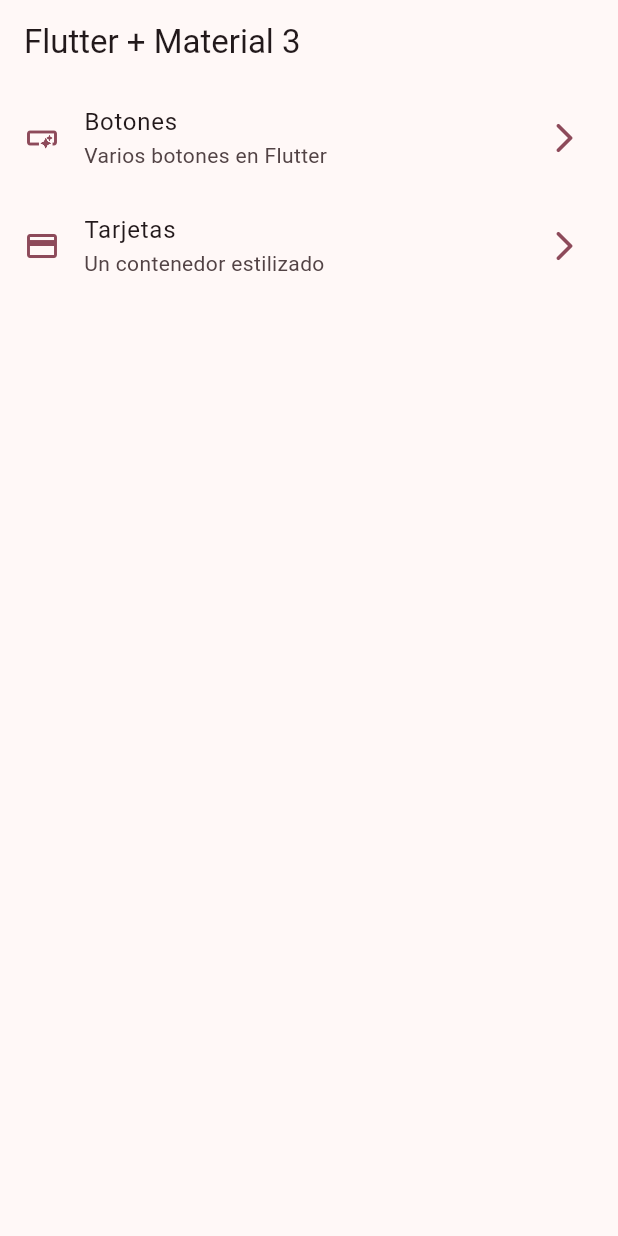
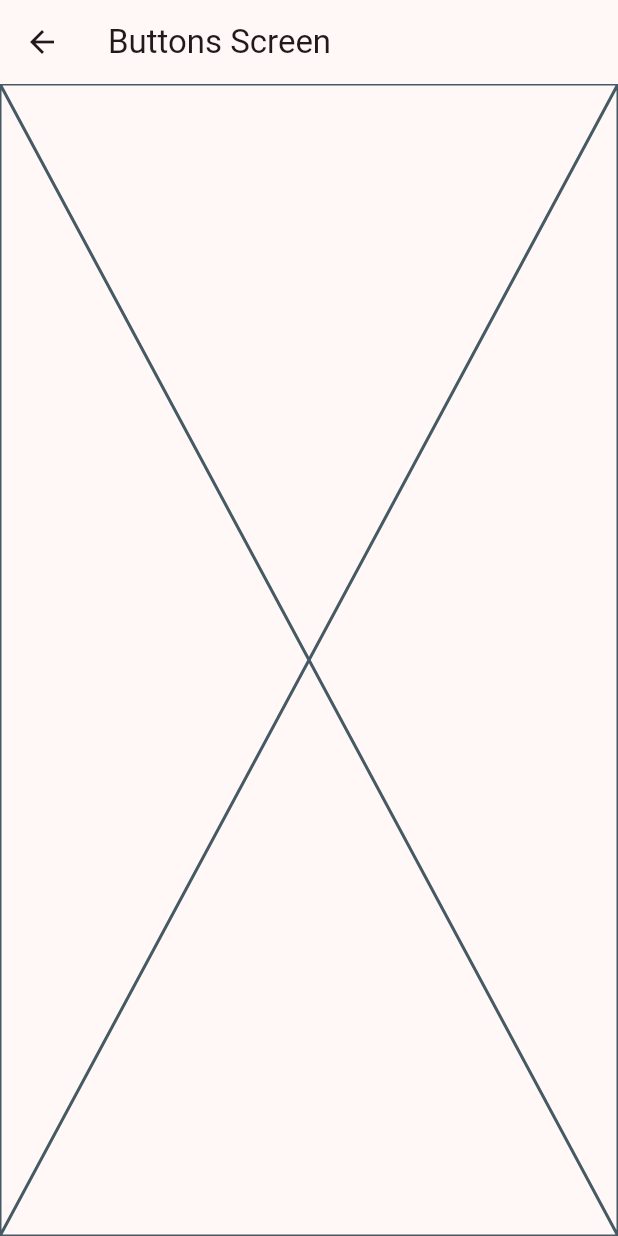
Before and after one commit to developer-omar/widgets_app, a Flutter app: the screen it shows after launch, after a tap on "Botones", on a phone screen of 412 x 824 dp. Run offline on Flutter 3.47's test engine with Material 3 defaults, Android fonts, the phone set to English and light mode, and no system bars.

```diff
--- a/lib/main.dart
+++ b/lib/main.dart
@@ -1,5 +1,7 @@
 import 'package:flutter/material.dart';
 import 'package:widgets_app/config/theme/app_theme.dart';
+import 'package:widgets_app/presentation/screens/buttons/buttons_screen.dart';
+import 'package:widgets_app/presentation/screens/cards/cards_screen.dart';
 import 'package:widgets_app/presentation/screens/home/home_screen.dart';
 
 void main() {
@@ -15,7 +17,10 @@ class MainApp extends StatelessWidget {
       debugShowCheckedModeBanner: false,
       theme: AppTheme(selectedColor: 8).getTheme(),
       home: const HomeScreen(),
-
+      routes: {
+        '/buttons': (context) => const ButtonsScreen(),
+        '/cards': (context) => const CardsScreen(),
+      },
     );
   }
 }
--- /dev/null
+++ b/lib/presentation/screens/buttons/buttons_screen.dart
@@ -0,0 +1,15 @@
+import 'package:flutter/material.dart';
+
+class ButtonsScreen extends StatelessWidget {
+  const ButtonsScreen({super.key});
+
+  @override
+  Widget build(BuildContext context) {
+    return Scaffold(
+      appBar: AppBar(
+        title: const Text('Buttons Screen'),
+      ),
+      body: const Placeholder(),
+    );
+  }
+}
--- a/lib/presentation/screens/home/home_screen.dart
+++ b/lib/presentation/screens/home/home_screen.dart
@@ -1,5 +1,6 @@
 import 'package:flutter/material.dart';
 import 'package:widgets_app/config/menu/menu_items.dart';
+import 'package:widgets_app/presentation/screens/buttons/buttons_screen.dart';
 
 class HomeScreen extends StatelessWidget {
   const HomeScreen({super.key});
@@ -48,7 +49,12 @@ class _CustomListTile extends StatelessWidget {
       title: Text(menuItem.title),
       subtitle: Text(menuItem.subtitle),
       onTap: () {
-        // Todo: navegar a otra pantalla
+        // Navigator.of(context).push(
+        //   MaterialPageRoute(
+        //     builder: (context) => const ButtonsScreen(),
+        //   ),
+        // );
+        Navigator.pushNamed(context, menuItem.link);
       },
     );
   }
```
Also changed, not shown: lib/presentation/screens/cards/cards_screen.dart (added, +15 -0 lines).
